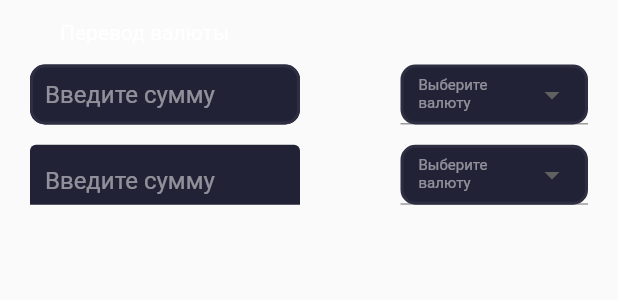
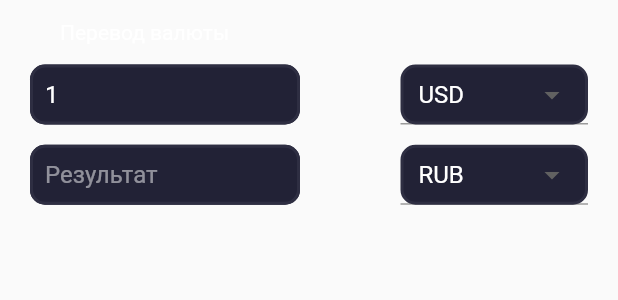
Before and after one commit to EvseevArtem26/SugarDuck, a Flutter app: the Converter widget shown alone on an empty page, opened directly, on a phone screen of 412 x 824 dp. Shown: the top 300 px of the screen. Run offline on Flutter 3.47's test engine with Material 2 defaults, Android fonts, the phone set to English and light mode, and no system bars; our stand-ins replace card_swiper, dropdown_button2, google_fonts, pie_chart; network calls fail.

Commit message:
Fixed converter

```diff
--- a/lib/components/converter.dart
+++ b/lib/components/converter.dart
@@ -14,7 +14,10 @@ class _ConverterState extends State<Converter> {
   late List<String> selectedCurrencies = ["USD", "RUB"];
   final _formKey = GlobalKey<FormState>();
 
-  TextEditingController amountController = TextEditingController();
+  TextEditingController amountController = TextEditingController(
+    text: "1"
+  );
+
   TextEditingController resultController = TextEditingController();
 
   double conversionRate = 1;
@@ -101,6 +104,7 @@ class _ConverterState extends State<Converter> {
                         fontSize: 10
                       )
                     ),
+                    value: selectedCurrencies[0],
                     items: getCurrencyItems(),
                     decoration: const InputDecoration(
                       isDense: true,
@@ -141,7 +145,7 @@ class _ConverterState extends State<Converter> {
                       height: 40
                     ),
                     contentPadding: EdgeInsets.symmetric(horizontal: 10),
-                    focusedBorder: OutlineInputBorder(
+                    disabledBorder: OutlineInputBorder(
                       borderRadius: BorderRadius.all(Radius.circular(10)),
                       borderSide: BorderSide(
                         width: 2,
@@ -150,7 +154,7 @@ class _ConverterState extends State<Converter> {
                     ),
                     fillColor: Color.fromARGB(255, 34, 34, 54),
                     filled: true,
-                    hintText: "Введите сумму",
+                    hintText: "Результат",
                     hintStyle: TextStyle(
                       color: Color.fromARGB(128, 255, 255, 255),
                       fontWeight: FontWeight.w400
@@ -185,6 +189,7 @@ class _ConverterState extends State<Converter> {
                         fontSize: 10
                       )
                     ),
+                    value: selectedCurrencies[1],
                     items: getCurrencyItems(),
                     decoration: const InputDecoration(
                       isDense: true,
```
